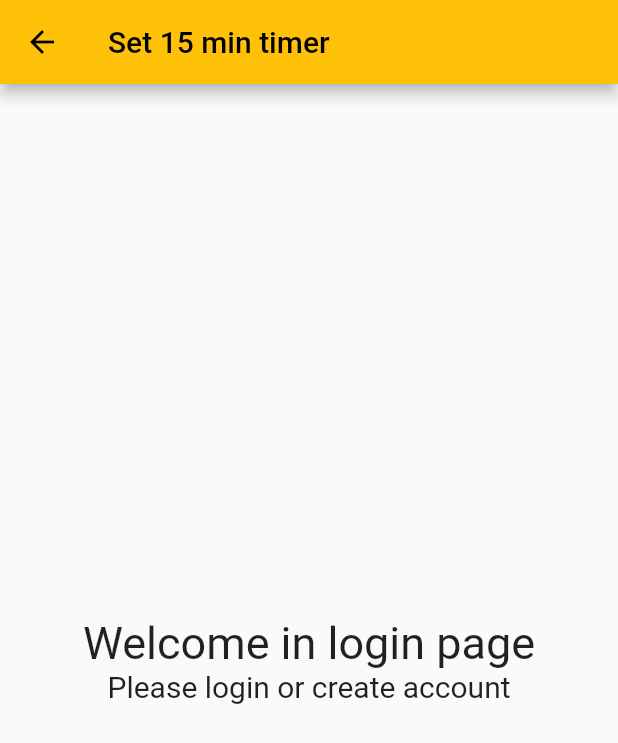
After one commit to Kamilnaja/healthy-lines, a Flutter app: the screen it shows after launch, after a tap on "Login screen", on a phone screen of 412 x 824 dp. The commit adds this screen. Shown: the top 743 px of the screen. Run offline on Flutter 3.47's test engine with Material 2 defaults, Android fonts, the phone set to English and light mode, and no system bars.

Commit message:
Create navigation from main page to login #1

```diff
--- /dev/null
+++ b/lib/Login.dart
@@ -0,0 +1,21 @@
+import 'package:flutter/material.dart';
+
+class Login extends StatelessWidget {
+  final String data;
+
+  const Login({Key? key, required this.data}) : super(key: key);
+
+  @override
+  Widget build(BuildContext context) {
+    return Scaffold(
+        appBar: AppBar(title: const Text('Set 15 min timer')),
+        body: Center(
+            child: Column(mainAxisSize: MainAxisSize.min, children: <Widget>[
+          const Text(
+            'Welcome in login page',
+            style: TextStyle(fontSize: 30),
+          ),
+          Text(data, style: const TextStyle(fontSize: 20)),
+        ])));
+  }
+}
--- a/lib/main.dart
+++ b/lib/main.dart
@@ -1,6 +1,7 @@
 import 'package:flutter/material.dart';
 
 import 'BlinkingTimer.dart';
+import 'Login.dart';
 
 void main() => runApp(const MyApp());
 
@@ -41,7 +42,15 @@ class MyHomePage extends StatelessWidget {
             Column(
               children: [
                 const SizedBox(height: 30),
-                ElevatedButton(onPressed: () {}, child: const Text('Login')),
+                ElevatedButton(
+                    onPressed: () {
+                      Navigator.of(context).push(MaterialPageRoute(
+                          builder: (context) => const Login(
+                                data: 'Please login or create account',
+                                key: null,
+                              )));
+                    },
+                    child: const Text('Login screen')),
                 ElevatedButton(
                     onPressed: () {
                       Navigator.of(context).push(MaterialPageRoute(
```
